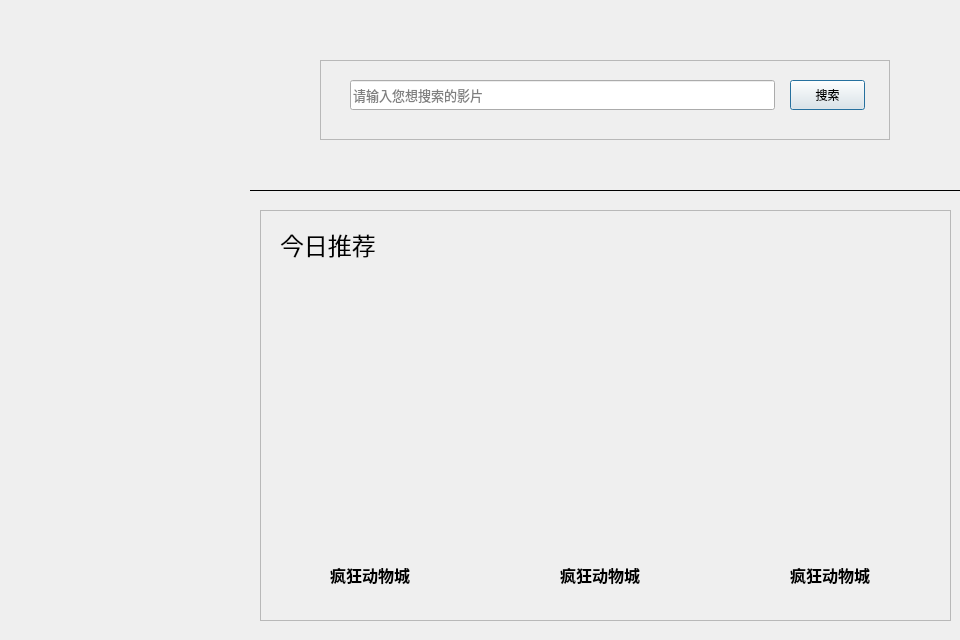
Old version of the form GUI/HomepagePartUI.ui in the repository ljcleo/DBProj.
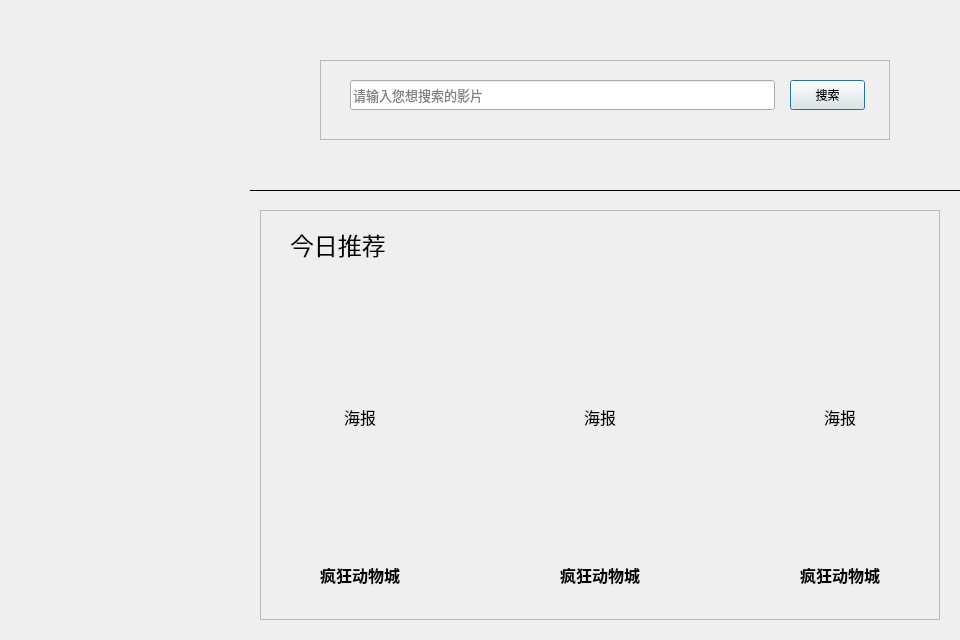
New version of the form.

What changed in the file:
```diff
--- a/GUI/HomepagePartUI.ui
+++ b/GUI/HomepagePartUI.ui
@@ -31,8 +31,8 @@
     <rect>
      <x>260</x>
      <y>210</y>
-     <width>691</width>
-     <height>411</height>
+     <width>680</width>
+     <height>410</height>
     </rect>
    </property>
    <property name="frameShape">
@@ -41,109 +41,10 @@
    <property name="frameShadow">
     <enum>QFrame::Raised</enum>
    </property>
-   <widget class="QPushButton" name="RecommendationTitle1">
-    <property name="geometry">
-     <rect>
-      <x>20</x>
-      <y>350</y>
-      <width>180</width>
-      <height>30</height>
-     </rect>
-    </property>
-    <property name="font">
-     <font>
-      <family>等线</family>
-      <pointsize>12</pointsize>
-      <weight>75</weight>
-      <bold>true</bold>
-     </font>
-    </property>
-    <property name="cursor">
-     <cursorShape>PointingHandCursor</cursorShape>
-    </property>
-    <property name="styleSheet">
-     <string notr="true">background: transparent</string>
-    </property>
-    <property name="text">
-     <string>疯狂动物城</string>
-    </property>
-    <property name="default">
-     <bool>false</bool>
-    </property>
-    <property name="flat">
-     <bool>true</bool>
-    </property>
-   </widget>
-   <widget class="QPushButton" name="RecommendationTitle2">
-    <property name="geometry">
-     <rect>
-      <x>250</x>
-      <y>350</y>
-      <width>180</width>
-      <height>30</height>
-     </rect>
-    </property>
-    <property name="font">
-     <font>
-      <family>等线</family>
-      <pointsize>12</pointsize>
-      <weight>75</weight>
-      <bold>true</bold>
-     </font>
-    </property>
-    <property name="cursor">
-     <cursorShape>PointingHandCursor</cursorShape>
-    </property>
-    <property name="styleSheet">
-     <string notr="true">background: transparent</string>
-    </property>
-    <property name="text">
-     <string>疯狂动物城</string>
-    </property>
-    <property name="default">
-     <bool>false</bool>
-    </property>
-    <property name="flat">
-     <bool>true</bool>
-    </property>
-   </widget>
-   <widget class="QPushButton" name="RecommendationTitle3">
-    <property name="geometry">
-     <rect>
-      <x>480</x>
-      <y>350</y>
-      <width>180</width>
-      <height>30</height>
-     </rect>
-    </property>
-    <property name="font">
-     <font>
-      <family>等线</family>
-      <pointsize>12</pointsize>
-      <weight>75</weight>
-      <bold>true</bold>
-     </font>
-    </property>
-    <property name="cursor">
-     <cursorShape>PointingHandCursor</cursorShape>
-    </property>
-    <property name="styleSheet">
-     <string notr="true">background: transparent</string>
-    </property>
-    <property name="text">
-     <string>疯狂动物城</string>
-    </property>
-    <property name="default">
-     <bool>false</bool>
-    </property>
-    <property name="flat">
-     <bool>true</bool>
-    </property>
-   </widget>
    <widget class="QLabel" name="RecommendationLabel">
     <property name="geometry">
      <rect>
-      <x>20</x>
+      <x>30</x>
       <y>20</y>
       <width>120</width>
       <height>30</height>
@@ -162,7 +63,7 @@
    <widget class="QLabel" name="RecommendationPicture1">
     <property name="geometry">
      <rect>
-      <x>20</x>
+      <x>10</x>
       <y>80</y>
       <width>180</width>
       <height>254</height>
@@ -174,6 +75,9 @@
       <pointsize>12</pointsize>
      </font>
     </property>
+    <property name="text">
+     <string>海报</string>
+    </property>
     <property name="scaledContents">
      <bool>true</bool>
     </property>
@@ -196,6 +100,9 @@
       <pointsize>12</pointsize>
      </font>
     </property>
+    <property name="text">
+     <string>海报</string>
+    </property>
     <property name="scaledContents">
      <bool>true</bool>
     </property>
@@ -206,7 +113,7 @@
    <widget class="QLabel" name="RecommendationPicture3">
     <property name="geometry">
      <rect>
-      <x>480</x>
+      <x>490</x>
       <y>80</y>
       <width>180</width>
       <height>254</height>
@@ -218,6 +125,9 @@
       <pointsize>12</pointsize>
      </font>
     </property>
+    <property name="text">
+     <string>海报</string>
+    </property>
     <property name="scaledContents">
      <bool>true</bool>
     </property>
@@ -225,6 +135,163 @@
      <set>Qt::AlignCenter</set>
     </property>
    </widget>
+   <widget class="QPushButton" name="Recommendation1">
+    <property name="geometry">
+     <rect>
+      <x>0</x>
+      <y>70</y>
+      <width>200</width>
+      <height>320</height>
+     </rect>
+    </property>
+    <property name="cursor">
+     <cursorShape>PointingHandCursor</cursorShape>
+    </property>
+    <property name="styleSheet">
+     <string notr="true">QPushButton#Recommendation1
+{
+	border: none;
+	background-color: rgba(255, 255, 255, 0);
+}
+QPushButton#Recommendation1:hover
+{
+	border: none;
+	background-color: rgba(255, 255, 255, 64);
+}</string>
+    </property>
+   </widget>
+   <widget class="QPushButton" name="Recommendation2">
+    <property name="geometry">
+     <rect>
+      <x>240</x>
+      <y>70</y>
+      <width>200</width>
+      <height>320</height>
+     </rect>
+    </property>
+    <property name="cursor">
+     <cursorShape>PointingHandCursor</cursorShape>
+    </property>
+    <property name="styleSheet">
+     <string notr="true">QPushButton#Recommendation2
+{
+	border: none;
+	background-color: rgba(255, 255, 255, 0);
+}
+QPushButton#Recommendation2:hover
+{
+	border: none;
+	background-color: rgba(255, 255, 255, 64);
+}</string>
+    </property>
+   </widget>
+   <widget class="QPushButton" name="Recommendation3">
+    <property name="geometry">
+     <rect>
+      <x>480</x>
+      <y>70</y>
+      <width>200</width>
+      <height>320</height>
+     </rect>
+    </property>
+    <property name="cursor">
+     <cursorShape>PointingHandCursor</cursorShape>
+    </property>
+    <property name="styleSheet">
+     <string notr="true">QPushButton#Recommendation3
+{
+	border: none;
+	background-color: rgba(255, 255, 255, 0);
+}
+QPushButton#Recommendation3:hover
+{
+	border: none;
+	background-color: rgba(255, 255, 255, 64);
+}</string>
+    </property>
+   </widget>
+   <widget class="QLabel" name="RecommendationTitle1">
+    <property name="geometry">
+     <rect>
+      <x>10</x>
+      <y>350</y>
+      <width>180</width>
+      <height>30</height>
+     </rect>
+    </property>
+    <property name="font">
+     <font>
+      <family>等线</family>
+      <pointsize>12</pointsize>
+      <weight>75</weight>
+      <bold>true</bold>
+     </font>
+    </property>
+    <property name="text">
+     <string>疯狂动物城</string>
+    </property>
+    <property name="alignment">
+     <set>Qt::AlignCenter</set>
+    </property>
+   </widget>
+   <widget class="QLabel" name="RecommendationTitle2">
+    <property name="geometry">
+     <rect>
+      <x>250</x>
+      <y>350</y>
+      <width>180</width>
+      <height>30</height>
+     </rect>
+    </property>
+    <property name="font">
+     <font>
+      <family>等线</family>
+      <pointsize>12</pointsize>
+      <weight>75</weight>
+      <bold>true</bold>
+     </font>
+    </property>
+    <property name="text">
+     <string>疯狂动物城</string>
+    </property>
+    <property name="alignment">
+     <set>Qt::AlignCenter</set>
+    </property>
+   </widget>
+   <widget class="QLabel" name="RecommendationTitle3">
+    <property name="geometry">
+     <rect>
+      <x>490</x>
+      <y>350</y>
+      <width>180</width>
+      <height>30</height>
+     </rect>
+    </property>
+    <property name="font">
+     <font>
+      <family>等线</family>
+      <pointsize>12</pointsize>
+      <weight>75</weight>
+      <bold>true</bold>
+     </font>
+    </property>
+    <property name="text">
+     <string>疯狂动物城</string>
+    </property>
+    <property name="alignment">
+     <set>Qt::AlignCenter</set>
+    </property>
+   </widget>
+   <zorder>RecommendationLabel</zorder>
+   <zorder>RecommendationPicture1</zorder>
+   <zorder>RecommendationPicture2</zorder>
+   <zorder>RecommendationPicture3</zorder>
+   <zorder>RecommendationTitle1</zorder>
+   <zorder>RecommendationTitle2</zorder>
+   <zorder>RecommendationTitle3</zorder>
+   <zorder>Recommendation1</zorder>
+   <zorder>Recommendation2</zorder>
+   <zorder>Recommendation3</zorder>
   </widget>
   <widget class="QFrame" name="SearchFrame">
    <property name="geometry">
```
Left out of the diff: 41 changed lines with no effect on the pictures.
